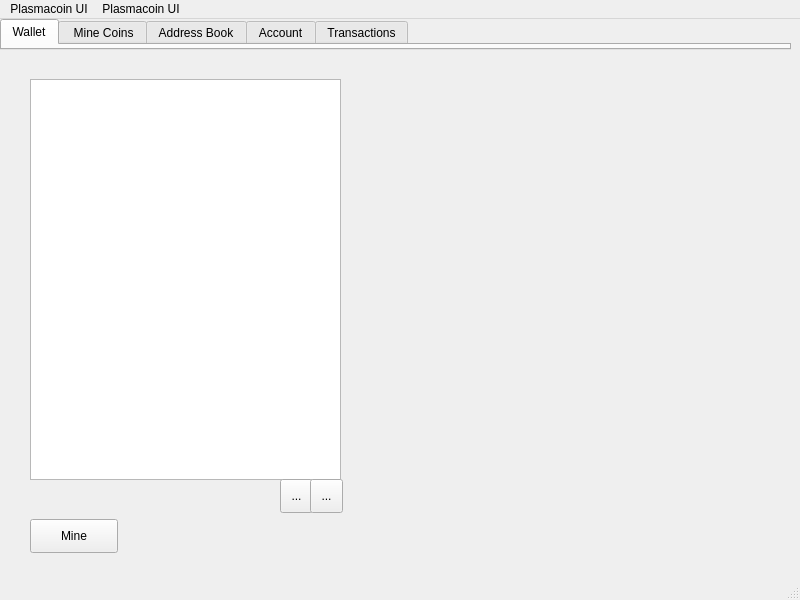
The window that src/qt/plasmacoin-ui/mainwindow.ui (plasmacoin-crypto/Plasmacoin-Blockchain) describes before a commit, drawn with Qt 5.
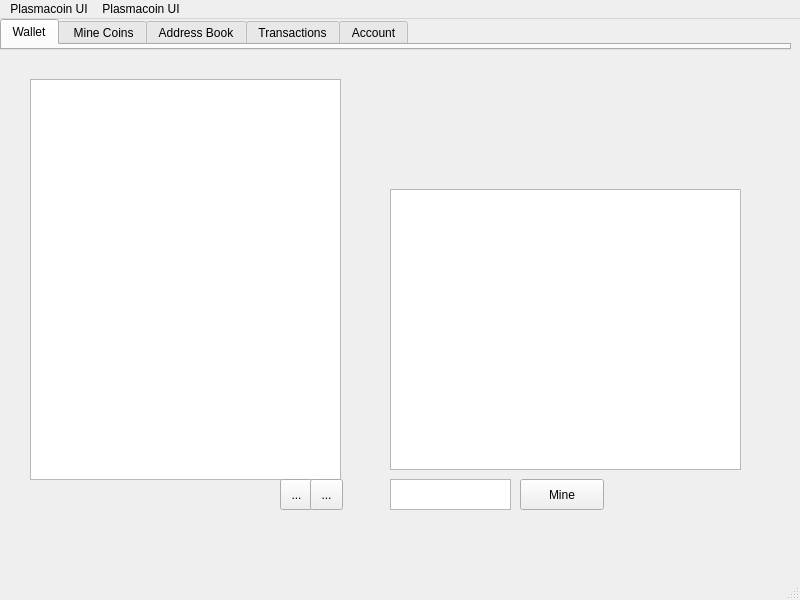
The same window after the commit. The open tabs and pages were chosen to show the change. Icons and pictures are not drawn.

Commit message: Add a place for miners to view their block

What changed in the file:
```diff
--- a/src/qt/plasmacoin-ui/mainwindow.ui
+++ b/src/qt/plasmacoin-ui/mainwindow.ui
@@ -60,16 +60,16 @@
       <string>Address Book</string>
      </attribute>
     </widget>
-    <widget class="QWidget" name="Account">
-     <attribute name="title">
-      <string>Account</string>
-     </attribute>
-    </widget>
     <widget class="QWidget" name="Transactions">
      <attribute name="title">
       <string>Transactions</string>
      </attribute>
     </widget>
+    <widget class="QWidget" name="Account">
+     <attribute name="title">
+      <string>Account</string>
+     </attribute>
+    </widget>
    </widget>
    <widget class="QStackedWidget" name="stackedWidget">
     <property name="geometry">
@@ -139,10 +139,10 @@
      <widget class="QPushButton" name="btn_mine">
       <property name="geometry">
        <rect>
-        <x>30</x>
-        <y>470</y>
-        <width>88</width>
-        <height>34</height>
+        <x>520</x>
+        <y>430</y>
+        <width>84</width>
+        <height>31</height>
        </rect>
       </property>
       <property name="text">
@@ -168,7 +168,7 @@
         <x>280</x>
         <y>430</y>
         <width>33</width>
-        <height>34</height>
+        <height>31</height>
        </rect>
       </property>
       <property name="text">
@@ -191,7 +191,7 @@
         <x>310</x>
         <y>430</y>
         <width>33</width>
-        <height>34</height>
+        <height>31</height>
        </rect>
       </property>
       <property name="text">
@@ -208,6 +208,26 @@
        </size>
       </property>
      </widget>
+     <widget class="QListWidget" name="listWidget">
+      <property name="geometry">
+       <rect>
+        <x>390</x>
+        <y>140</y>
+        <width>351</width>
+        <height>281</height>
+       </rect>
+      </property>
+     </widget>
+     <widget class="QTextBrowser" name="textBrowser_2">
+      <property name="geometry">
+       <rect>
+        <x>390</x>
+        <y>430</y>
+        <width>121</width>
+        <height>31</height>
+       </rect>
+      </property>
+     </widget>
     </widget>
     <widget class="QWidget" name="addressBook">
      <widget class="QDialogButtonBox" name="buttonBox">
```
The commit also changes 1 other file.
